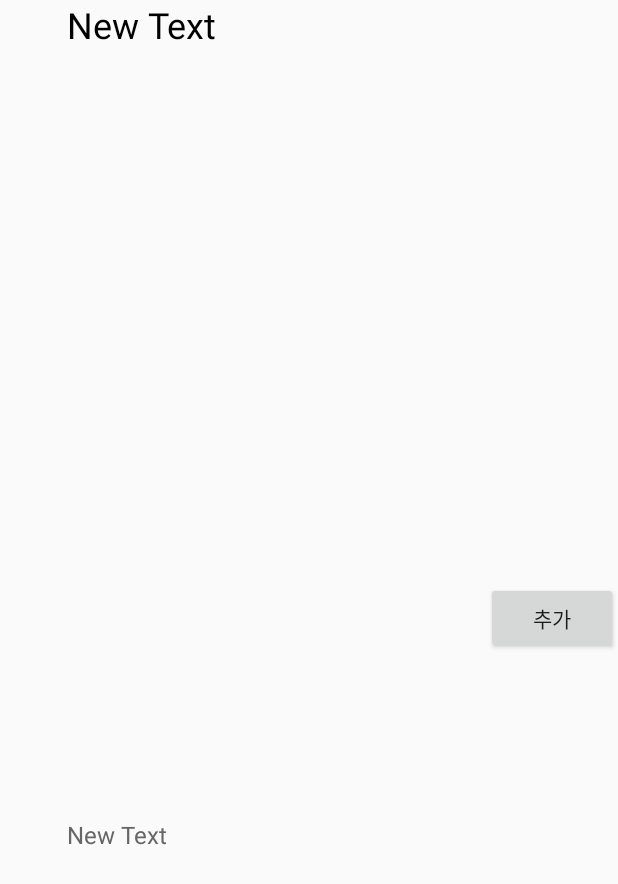
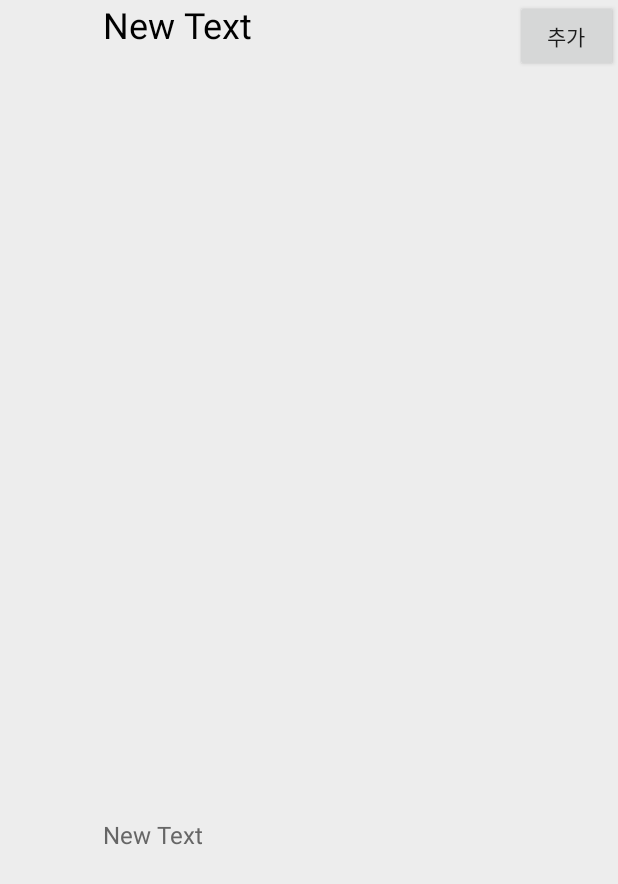
Before and after one commit to elppaaa/PC_Cafe_Master, an Android app: the layout menu_order_listitem.xml on its own in the app's theme, with its tools: preview values and no code run, on a phone screen of 412 x 824 dp. Shown: the top 884 px of the screen. Run offline under Robolectric (Android 15) with nearby library versions, the phone set to English and light mode, and no system bars.

```diff
--- a/app/src/main/res/layout/menu_order.xml
+++ b/app/src/main/res/layout/menu_order.xml
@@ -2,6 +2,7 @@
 <LinearLayout
     xmlns:android="http://schemas.android.com/apk/res/android" android:layout_width="match_parent"
     android:orientation="vertical"
+    android:background="#ecececec"
     android:layout_height="match_parent">
 
     <ImageView
--- a/app/src/main/res/layout/menu_order_listitem.xml
+++ b/app/src/main/res/layout/menu_order_listitem.xml
@@ -2,15 +2,19 @@
 <LinearLayout
     xmlns:android="http://schemas.android.com/apk/res/android" android:layout_width="match_parent"
     android:orientation="horizontal"
+    android:weightSum="6"
+    android:background="#ecececec"
     android:layout_height="match_parent">
 
+
     <ImageView
-        android:layout_width="wrap_content"
+        android:layout_width="0dp"
         android:layout_height="match_parent"
+        android:layout_gravity="left"
         android:id="@+id/imageView1"
         android:layout_weight="1" />
     <LinearLayout
-        android:layout_width="wrap_content"
+        android:layout_width="0dp"
         android:layout_height="match_parent"
         android:orientation="vertical"
         android:layout_weight="4">
@@ -34,8 +38,9 @@
     </LinearLayout>
     <Button
         android:id="@+id/btn_Menu_Add"
-        android:layout_gravity="center"
-        android:layout_width="wrap_content"
+        android:layout_gravity="right"
+        android:layout_width="0dp"
+        android:layout_weight="1"
         android:layout_height="wrap_content"
         android:text="추가"/>
 
```
Also changed, not shown: app/src/main/java/ac/kr/project_20191121/FoodOrder/MenuListAdapter.java (+5 -4 lines), app/src/main/java/ac/kr/project_20191121/FoodOrder/Menu_Order.java (+11 -2 lines), app/src/main/java/ac/kr/project_20191121/Menu_Order.java (deleted, +0 -62 lines), app/src/main/res/layout/image_dialog.xml (+8 -13 lines), app/src/main/res/drawable/menuitem_kimbob.png (added), app/src/main/res/drawable/menuitem_ramen.png (added), 2 other files.
